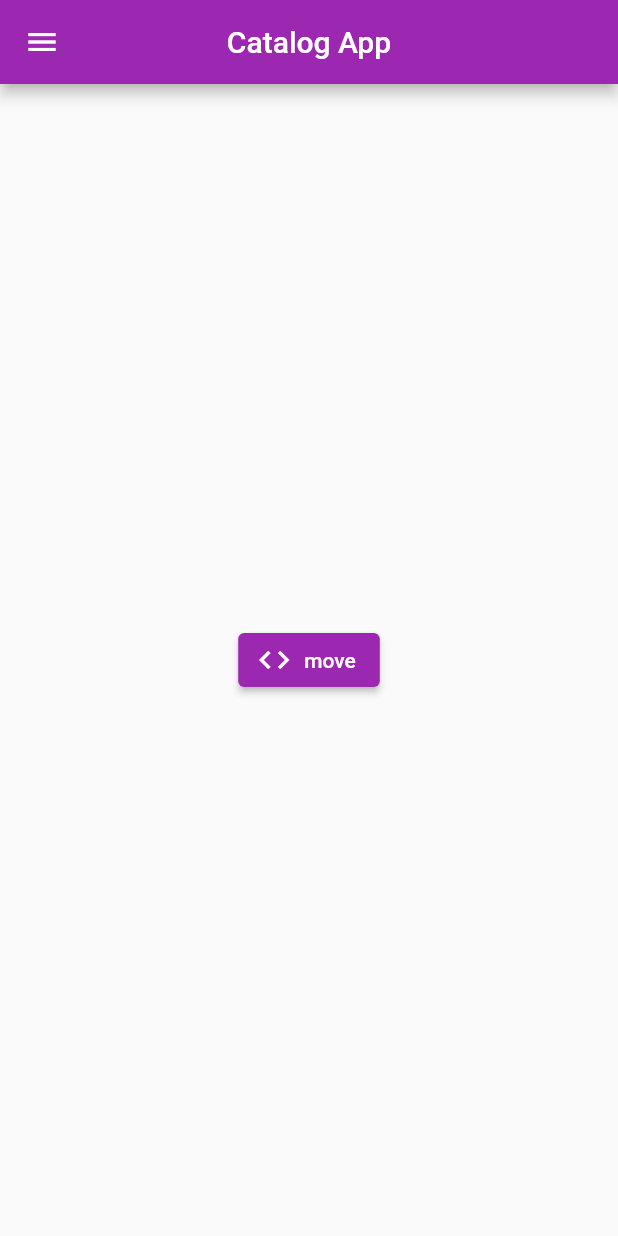
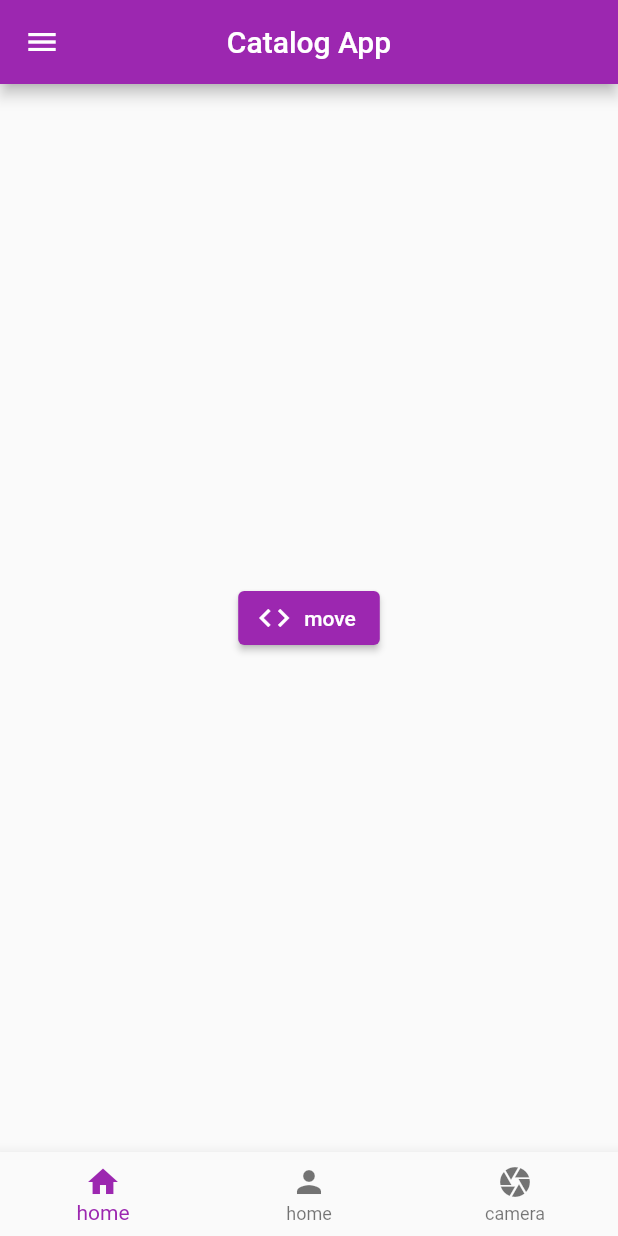
Before and after one commit to Sushil787/Lofgin-Page-UI, a Flutter app: the HomePage screen opened directly, on a phone screen of 412 x 824 dp. Run offline on Flutter 3.47's test engine with Material 2 defaults, Android fonts, the phone set to English and light mode, and no system bars; our stand-ins replace google_fonts.

Commit message:
second commit

```diff
--- /dev/null
+++ b/lib/home_page.dart
@@ -0,0 +1,61 @@
+import 'package:app/page_route.dart';
+import 'package:flutter/material.dart';
+
+// const l1 = <Widget>[
+//   Center(
+//     child: Text("hello"),
+//   ),
+//   Center(
+//     child: Text("cam"),
+//   ),
+//   Center(
+//     child: Text("set"),
+//   ),
+// ];
+
+class HomePage extends StatefulWidget {
+  const HomePage({Key? key}) : super(key: key);
+
+  @override
+  _HomePageState createState() => _HomePageState();
+}
+
+class _HomePageState extends State<HomePage> {
+  var _currentIndex = 0;
+
+  @override
+  Widget build(BuildContext context) {
+    return Scaffold(
+      appBar: AppBar(
+        title: const Text("Catalog App"),
+        centerTitle: true,
+      ),
+      // body: l1[_currentIndex],
+      body: Center(
+        child: ElevatedButton.icon(
+            onPressed: () {
+              Navigator.pushNamed(context, MyRoute.loginRoute);
+            },
+            icon: const Icon(Icons.code),
+            label: const Text("move")),
+      ),
+      drawer: const Drawer(),
+      bottomNavigationBar: BottomNavigationBar(
+        currentIndex: _currentIndex,
+        items: const [
+          BottomNavigationBarItem(
+            icon: Icon(Icons.home),
+            label: "home",
+          ),
+          BottomNavigationBarItem(icon: Icon(Icons.person), label: "home"),
+          BottomNavigationBarItem(icon: Icon(Icons.camera), label: "camera")
+        ],
+        onTap: (index) {
+          setState(() {
+            _currentIndex = index;
+          });
+        },
+      ),
+    );
+  }
+}
--- a/lib/main.dart
+++ b/lib/main.dart
@@ -1,6 +1,8 @@
+import 'package:app/page_route.dart';
 import 'package:flutter/material.dart';
-import 'package:app/LoginPage.dart';
+import 'package:app/login_page.dart';
 import 'package:google_fonts/google_fonts.dart';
+import 'package:app/home_page.dart';
 
 void main() {
   runApp(const MyApp());
@@ -13,7 +15,6 @@ class MyApp extends StatelessWidget {
   Widget build(BuildContext context) {
     return MaterialApp(
       debugShowCheckedModeBanner: false,
-      home: const HomePage(),
       themeMode: ThemeMode.dark,
       darkTheme: ThemeData(
         primarySwatch: Colors.purple,
@@ -24,32 +25,11 @@ class MyApp extends StatelessWidget {
         fontFamily: GoogleFonts.lato().fontFamily,
         // primaryTextTheme: GoogleFonts.latoTextTheme(),
       ),
+      initialRoute: MyRoute.loginRoute,
       routes: <String, WidgetBuilder>{
-        "/login": (context) => const LoginPage(),
+        MyRoute.homeRoute: (context) => const HomePage(),
+        MyRoute.loginRoute: (context) => const LoginPage(),
       },
     );
   }
 }
-
-class HomePage extends StatelessWidget {
-  const HomePage({Key? key}) : super(key: key);
-
-  @override
-  Widget build(BuildContext context) {
-    return Scaffold(
-      appBar: AppBar(
-        title: const Text("Catalog App"),
-        centerTitle: true,
-      ),
-      body: Center(
-        child: ElevatedButton.icon(
-            onPressed: () {
-              Navigator.pushNamed(context, "/login");
-            },
-            icon: const Icon(Icons.code),
-            label: const Text("move")),
-      ),
-      drawer: const Drawer(),
-    );
-  }
-}
--- /dev/null
+++ b/lib/page_route.dart
@@ -0,0 +1,4 @@
+class MyRoute {
+  static String loginRoute = "/login";
+  static String homeRoute = "/homePage";
+}
```
Also changed, not shown: lib/LoginPage.dart (deleted, +0 -68 lines), lib/login_page.dart (added, +102 -0 lines), 1 other file.
